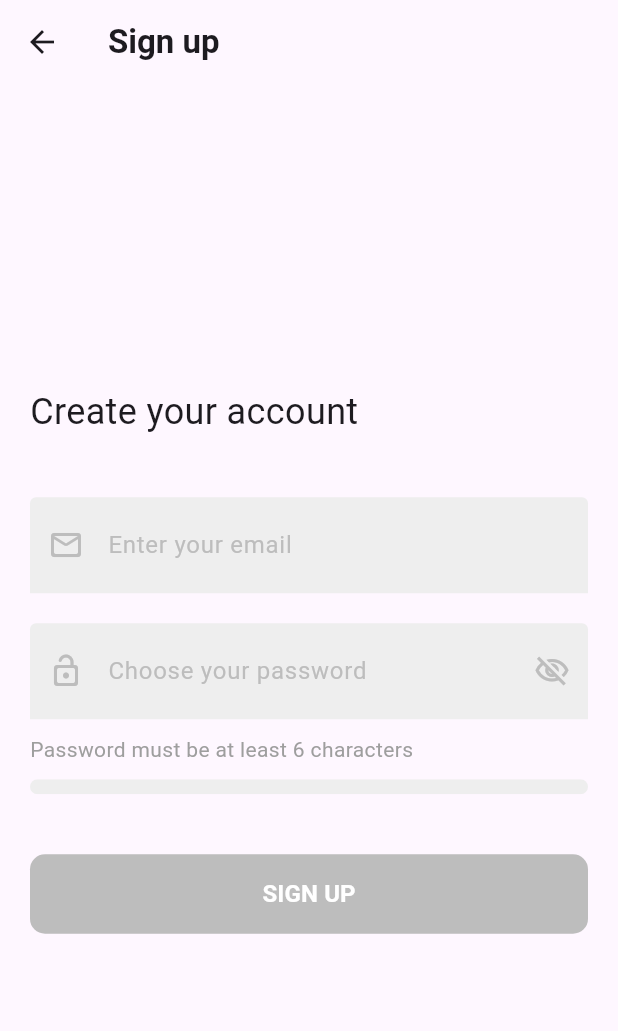
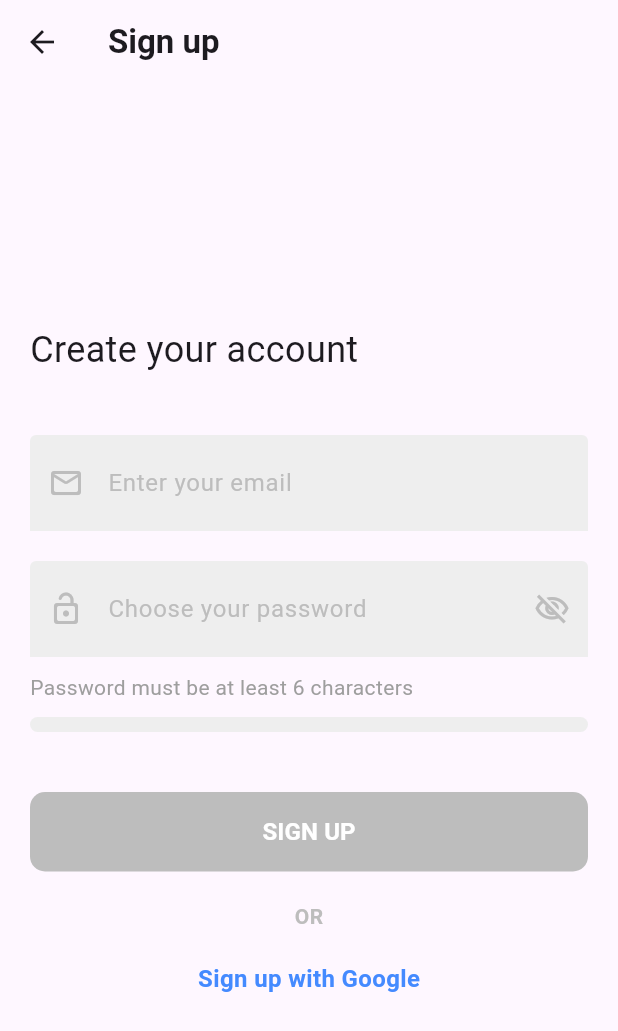
Before and after one commit to Vincent-Baret-974/Login_firebase, a Flutter app: the SignUpPage screen opened directly, on a phone screen of 412 x 824 dp. Shown: the top 1031 px of the screen. Run offline on Flutter 3.47's test engine with Material 3 defaults, Android fonts, the phone set to English and light mode, and no system bars; our stand-ins replace firebase_auth, firebase_core, fluttertoast, google_fonts, google_sign_in; accounts and stored records are empty; generated files the repository leaves out were written again; network calls fail.

Commit message:
feat: add sign up with google

```diff
--- a/lib/pages/SignUpPage.dart
+++ b/lib/pages/SignUpPage.dart
@@ -2,6 +2,7 @@ import 'package:firebase_auth/firebase_auth.dart';
 import 'package:flutter/material.dart';
 import 'package:fluttertoast/fluttertoast.dart';
 import 'package:google_fonts/google_fonts.dart';
+import 'package:google_sign_in/google_sign_in.dart';
 import 'package:login_firebase/widgets/CustomTextField.dart';
 import 'package:login_firebase/widgets/PrimaryButton.dart';
 
@@ -16,6 +17,8 @@ class SignUpPage extends StatefulWidget {
 
 class _SignUpPageState extends State<SignUpPage> {
   final FirebaseAuth _auth = FirebaseAuth.instance;
+
+  final GoogleSignIn googleSignIn = GoogleSignIn();
 
   final TextEditingController _emailController = TextEditingController();
 
@@ -33,6 +36,7 @@ class _SignUpPageState extends State<SignUpPage> {
   @override
   Widget build(BuildContext context) {
     return Scaffold(
+      resizeToAvoidBottomInset: false,
       appBar: AppBar(
         title: Text(
           'Sign up',
@@ -93,7 +97,35 @@ class _SignUpPageState extends State<SignUpPage> {
                         _emailController.text.isNotEmpty
                     ? _signUpUser
                     : null,
-              )
+              ),
+              const SizedBox(height: 20),
+              Container(
+                alignment: Alignment.center,
+                child: Column(
+                  children: [
+                    Text(
+                        'OR',
+                        style: GoogleFonts.roboto(
+                            color: Colors.grey.shade400,
+                            fontWeight: FontWeight.w600
+                        )
+                    ),
+                    const SizedBox(height: 20),
+                    GestureDetector(
+                      onTap: () async {
+                        await _handleSignUp();
+                      },
+                      child: Text(
+                        'Sign up with Google',
+                        style: GoogleFonts.roboto(
+                            color: Colors.blueAccent,
+                            fontSize: 16,
+                            fontWeight: FontWeight.w700),
+                      ),
+                    )
+                  ],
+                ),
+              ),
             ],
           ),
         ),
@@ -131,6 +163,34 @@ class _SignUpPageState extends State<SignUpPage> {
     }
   }
 
+  Future<User?> _handleSignUp() async {
+    try {
+      final GoogleSignInAccount? googleSignInAccount = await googleSignIn.signIn();
+      final GoogleSignInAuthentication googleSignInAuthentication =
+      await googleSignInAccount!.authentication;
+
+      final AuthCredential credential = GoogleAuthProvider.credential(
+        accessToken: googleSignInAuthentication.accessToken,
+        idToken: googleSignInAuthentication.idToken,
+      );
+
+      final UserCredential authResult = await _auth.signInWithCredential(credential);
+      final User? user = authResult.user;
+
+      return user;
+    } on FirebaseAuthException catch (exception) {
+      if (exception.code == 'invalid-credential') {
+        showToastMessage('Invalid credentials');
+      } else {
+        showToastMessage('Sign up with Google failed');
+      }
+    } catch (error) {
+      showToastMessage('An error occurred');
+      return null;
+    }
+    return null;
+  }
+
   double _calculatePasswordStrength() {
     int passwordLength = _passwordController.text.length;
     double strength = passwordLength / 6.0;
--- a/pubspec.yaml
+++ b/pubspec.yaml
@@ -39,6 +39,7 @@ dependencies:
   firebase_core: ^2.24.2
   firebase_auth: ^4.16.0
   fluttertoast: ^8.2.4
+  google_sign_in: ^6.2.1
 
 dev_dependencies:
   flutter_test:
```
Also changed, not shown: pubspec.lock.
